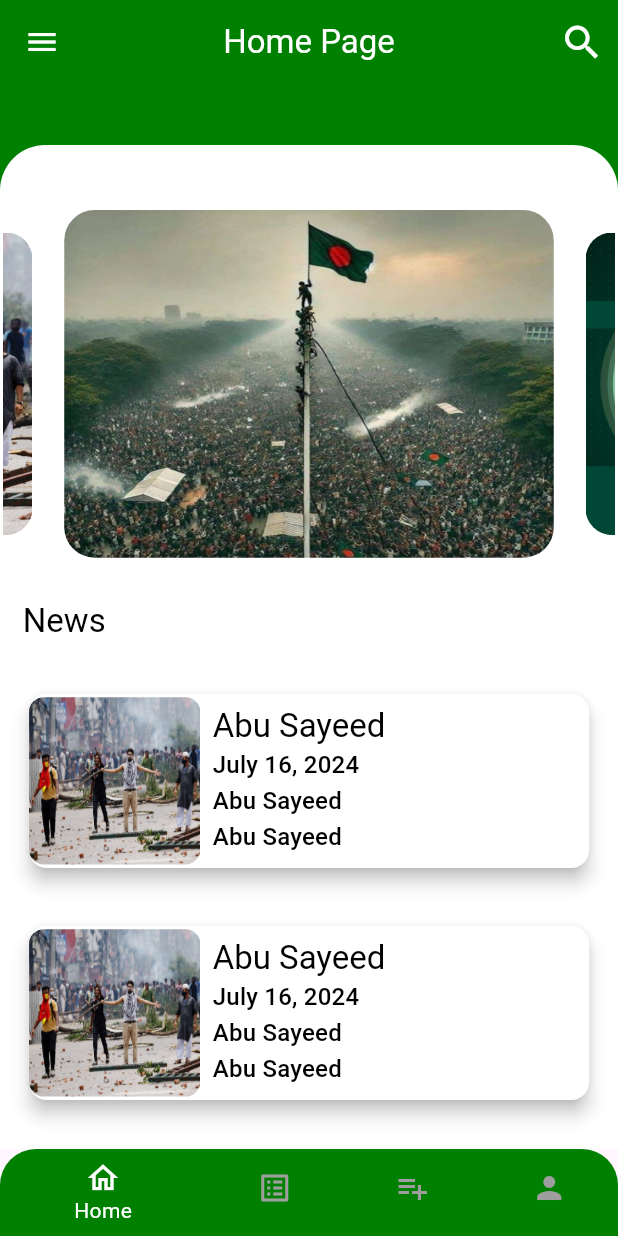
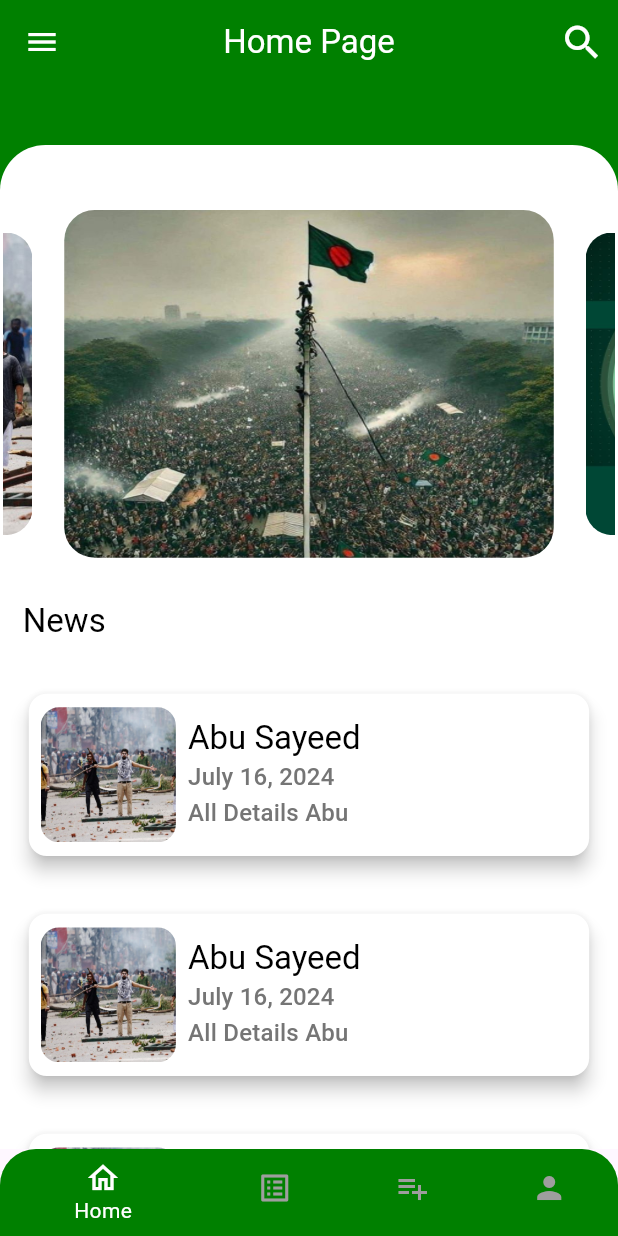
Before and after one commit to Ankan121/Bangladesh-2.0-App, a Flutter app: the screen it shows after launch, on a phone screen of 412 x 824 dp. Run offline on Flutter 3.47's test engine with Material 3 defaults, Android fonts, the light colour scheme and no system bars; drawn by our look-alikes of carousel_slider; our stand-ins replace flutter_screenutil, get.

Commit message:
card update

```diff
--- a/lib/controller/home_controller.dart
+++ b/lib/controller/home_controller.dart
@@ -18,7 +18,7 @@ class Home_Controller extends GetxController{
       'img' : 'assets/splash/rounded 4.jpeg',
       'name' : 'Abu Sayeed',
       'Died' : 'July 16, 2024',
-      'description' : 'All Details Abu Sayeed Text all Detiails',
+      'description' : 'All Details Abu Sayeed Text all Detiails so dont wory they that so try again',
     },
     {
       'img' : 'assets/splash/rounded 4.jpeg',
--- a/lib/views/home_screen/died_list.dart
+++ b/lib/views/home_screen/died_list.dart
@@ -29,7 +29,7 @@ class _Died_ListState extends State<Died_List> {
   Widget build(BuildContext context) {
 
     final TextStyle? largeblack = TextFormate(colors: Colors.black).textLargeFormate(context);
-    final TextStyle? mediumblack = TextFormate(colors: Colors.black).textMediumFormate(context);
+    final TextStyle? mediumblack = TextFormate(colors: Colors.grey[600]).textMediumFormate(context);
     final TextStyle? smallblack = TextFormate(colors: Colors.black).textSmallFormate(context);
 
     final TextStyle? largewhite = TextFormate(colors: Colors.white).textLargeFormate(context);
@@ -49,6 +49,9 @@ class _Died_ListState extends State<Died_List> {
 
             DiedList? diedListmodel = homcon.diedlistmodelresponse[index];
 
+            String? titletext = '${diedListmodel.description}';
+            String? firstLetter = titletext.substring(0,15);
+
             return Padding(
               padding: const EdgeInsets.all(15.0).r,
               child: InkWell(
@@ -60,19 +63,29 @@ class _Died_ListState extends State<Died_List> {
                 child: Card(
                   color: Colors.white,
                   elevation: 5,
+                  child: Padding(
+                    padding: const EdgeInsets.all(8.0),
                     child: Row(
+                      mainAxisSize: MainAxisSize.min,
                       children: [
-                      Container(
-                        height: 110.h,
-                        width: 100.w,
-                        decoration: BoxDecoration(
-                          //border: Border.all(color: Color(0xff008000)),
-                          borderRadius: BorderRadius.circular(10.r),
-                          image: DecorationImage(
-                              fit: BoxFit.fill,
-                              image: AssetImage('${diedListmodel.img}'),
-                              )),
+                        ClipRRect(
+                          borderRadius: BorderRadius.circular(12.0),
+                          child: Image.asset('${diedListmodel.img}',
+                            height: 90,
+                            width: 90,
+                            fit: BoxFit.cover,),
                         ),
+                        // Container(
+                        //   height: 110.h,
+                        //   width: 100.w,
+                        //   decoration: BoxDecoration(
+                        //     //border: Border.all(color: Color(0xff008000)),
+                        //     borderRadius: BorderRadius.circular(10.r),
+                        //     image: DecorationImage(
+                        //         fit: BoxFit.fill,
+                        //         image: AssetImage('${diedListmodel.img}'),
+                        //         )),
+                        //   ),
                         Padding(
                           padding: const EdgeInsets.all(8.0).r,
                           child: Column(
@@ -80,9 +93,9 @@ class _Died_ListState extends State<Died_List> {
                             children: [
                               Text('${diedListmodel.name}',style: largeblack, maxLines: 1, overflow: TextOverflow.ellipsis,),
                               Text('${diedListmodel.died}',style: mediumblack, maxLines: 1, overflow: TextOverflow.ellipsis,),
-                            Text('${diedListmodel.name}',style: mediumblack, maxLines: 1, overflow: TextOverflow.ellipsis,),
+                              Text('${firstLetter}',style: mediumblack, maxLines: 1, overflow: TextOverflow.ellipsis,),
                               // Spacer(),
-                            Text('${diedListmodel.name}',style: mediumblack,maxLines: 1, overflow: TextOverflow.ellipsis,),
+                              // Text('${diedListmodel.description}',style: mediumblack,maxLines: 1, overflow: TextOverflow.ellipsis,),
                             ],
                           ),
                         ),
@@ -97,6 +110,7 @@ class _Died_ListState extends State<Died_List> {
                     ),
                   ),
                 ),
+              ),
             );
           },
         );
```
Lines whose indentation alone changed are shown as unchanged.
